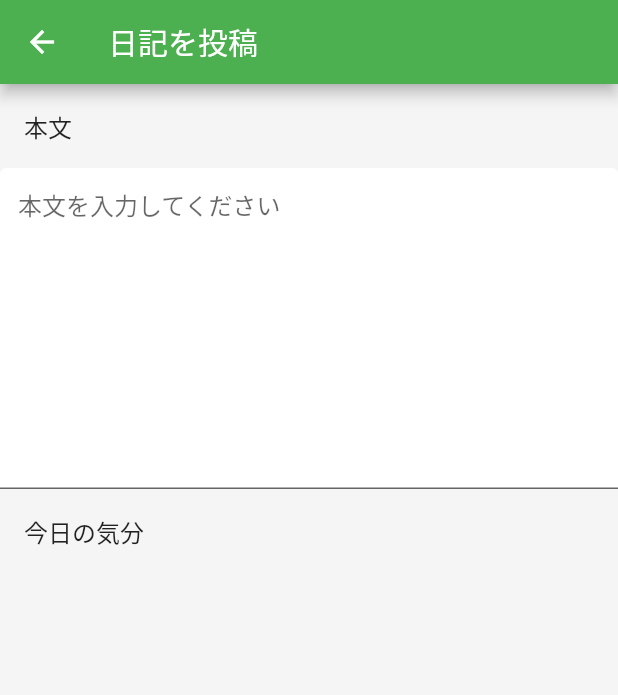
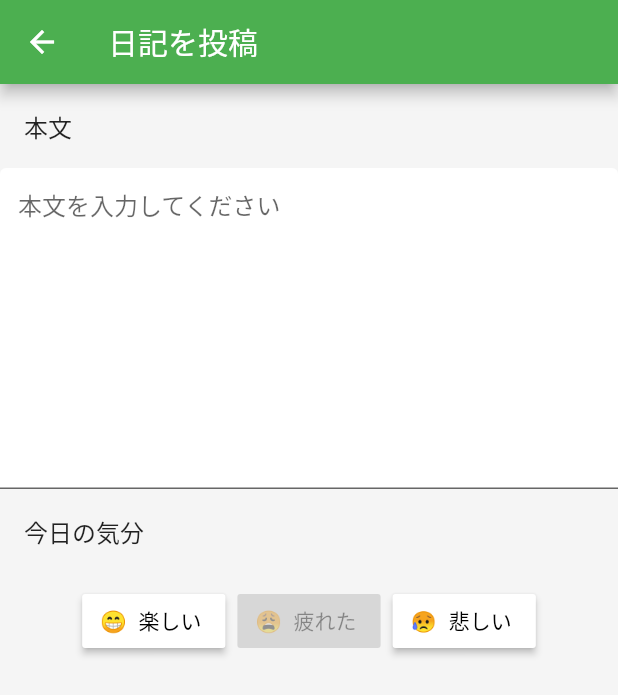
Before and after one commit to suusan2go/familog-app, a Flutter app: the DiaryEntryForm screen opened directly, on a phone screen of 412 x 824 dp. Shown: the top 695 px of the screen. Run offline on Flutter 3.47's test engine with Material 2 defaults, Android fonts, the phone set to English and light mode, and no system bars; network calls fail.

Commit message:
絵文字セレクターを実装

```diff
--- a/lib/presentation/diary_entry_form.dart
+++ b/lib/presentation/diary_entry_form.dart
@@ -9,10 +9,10 @@ class DiaryEntryForm extends StatefulWidget {
 }
 
 class _DiaryEntryFormState extends State<DiaryEntryForm> {
-  String body;
+  String _body;
 
   void onChangeBody(String body) {
-    this.body = body;
+    this._body = body;
   }
 
   @override
@@ -41,6 +41,33 @@ class _DiaryEntryFormState extends State<DiaryEntryForm> {
             new ListTile(
               title: new Text("今日の気分"),
             ),
+            new ButtonBar(
+              mainAxisSize: MainAxisSize.min,
+              children: <Widget>[
+                new RaisedButton.icon(
+                  icon: const Text('😁'),
+                  label: const Text('楽しい'),
+                  onPressed: () {
+                    // Perform some action
+                  },
+                  color: Colors.white,
+                ),
+                new RaisedButton.icon(
+                  color: Colors.white,
+                  icon: const Text('😩'),
+                  label: const Text('疲れた'),
+                  onPressed: null
+                ),
+                new RaisedButton.icon(
+                  color: Colors.white,
+                  icon: const Text('😥'),
+                  label: const Text('悲しい'),
+                  onPressed: () {
+                    // Perform some action
+                  },
+                ),
+              ],
+            ),
           ],
         ),
       ),
```
